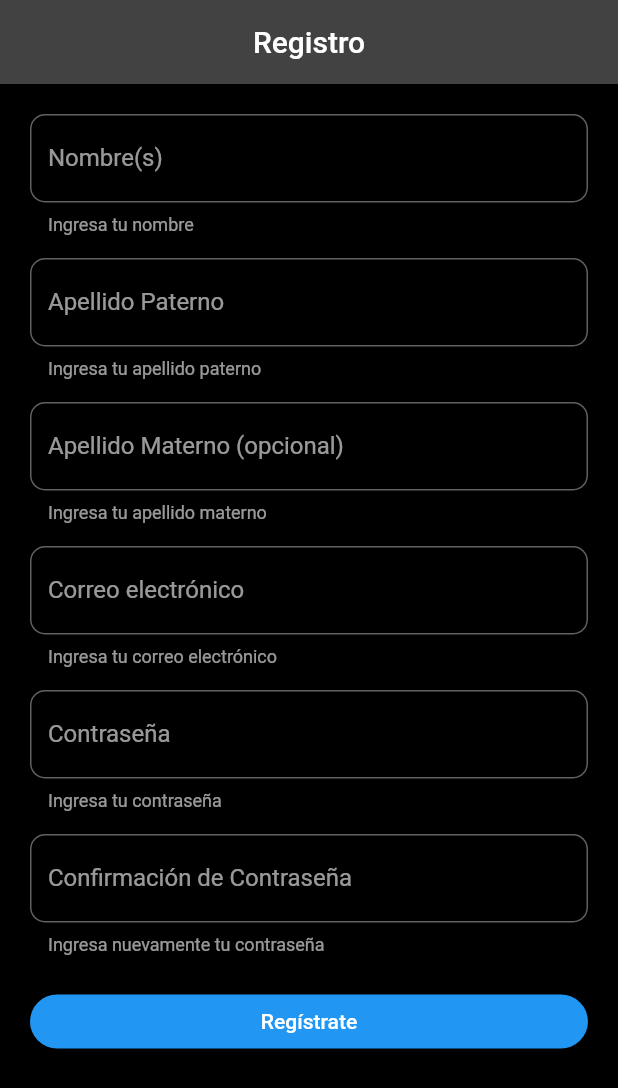
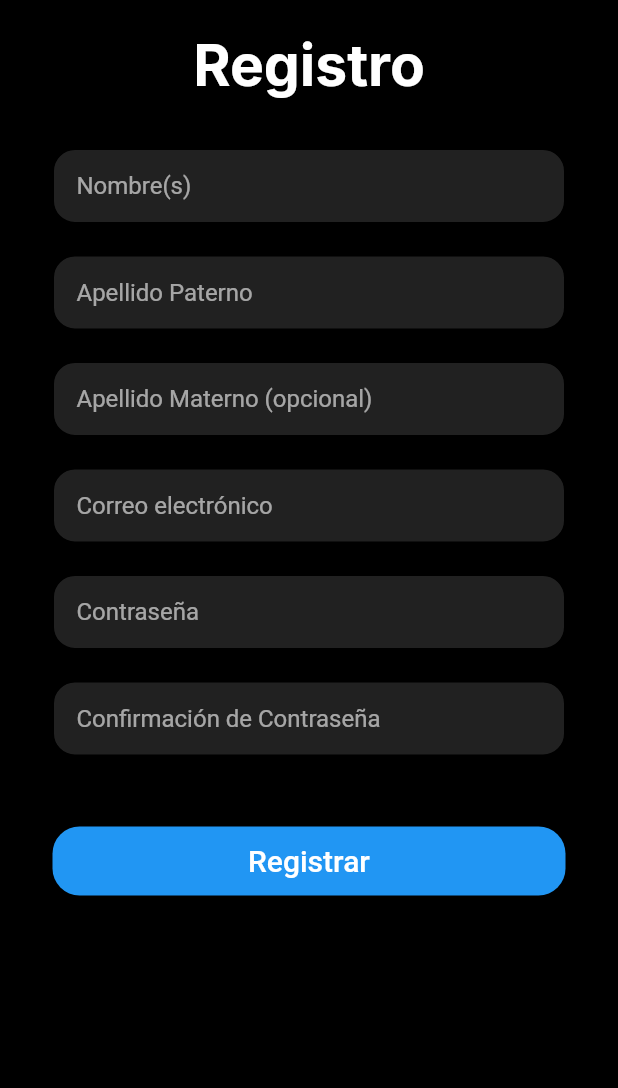
Before and after one commit to imarivero/timescom, a Flutter app: the screen it shows after launch, on a phone screen of 412 x 824 dp. Shown: the top 1088 px of the screen. Run offline on Flutter 3.47's test engine with Material 2 defaults, Android fonts, the phone set to English and light mode, and no system bars; our stand-ins replace google_fonts, quickalert.

Commit message:
Pantalla de registro con estilos de mockups y alerta de confirmacion, aun no valida los datos

```diff
--- /dev/null
+++ b/lib/models/alumno.dart
@@ -0,0 +1,21 @@
+class Alumno{
+
+  String nombre = '';
+  String apellidoPaterno = '';
+  String apellidoMaterno = '';
+  String correo = '';
+  String password = '';
+
+  registrar(){
+    print('Usuario registrado exitosamente');
+  }
+
+  actualizar(){
+    print('Usuario actualizado exitosamente');
+  }
+
+  verificar(){
+    print('Usuario verificado exitosamente');
+  }
+
+}
--- a/lib/screens/registro_alumno.dart
+++ b/lib/screens/registro_alumno.dart
@@ -1,5 +1,8 @@
 import 'package:flutter/material.dart';
-import 'package:timescom/widgets/custom_input_field.dart';
+import 'package:google_fonts/google_fonts.dart';
+import 'package:quickalert/quickalert.dart';
+import 'package:timescom/models/alumno.dart';
+import 'package:timescom/widgets/custom_input_text_field.dart';
 
 class RegistroAlumnoScreen extends StatelessWidget {
 
@@ -8,7 +11,8 @@ class RegistroAlumnoScreen extends StatelessWidget {
   @override
   Widget build(BuildContext context) {
 
-    final GlobalKey<FormState> myFormKey = GlobalKey();
+    final GlobalKey myFormKey = GlobalKey<FormState>();
+    final _alumno = Alumno();
 
     final Map<String, String> formValues = {
       'nombre': 'Omar Imanol',
@@ -18,59 +22,62 @@ class RegistroAlumnoScreen extends StatelessWidget {
       'password'  : '123',
     };
 
+
     return Scaffold(
-      appBar: AppBar(
-        title: const Text('Registro'),
-        centerTitle: true,
-      ),
-      body: SingleChildScrollView(
-        child: Padding(
+      body: SafeArea(
+        child: Container(
           padding: const EdgeInsets.symmetric(horizontal: 20, vertical: 20),
           child: Form(
             key: myFormKey,
             child: Column(
+              crossAxisAlignment: CrossAxisAlignment.stretch,
               children: [
 
-                CustomInputField(
-                  labelText: 'Nombre(s)',
-                  helperText: 'Ingresa tu nombre',
+                Center(
+                  child: Text('Registro',
+                   style: GoogleFonts.inter(
+                    fontSize: 38,
+                    fontWeight: FontWeight.bold,)
+                  ),
+                ),
+
+                const SizedBox(height: 30,),
+
+                CustomInputTextField(
+                  hintText: 'Nombre(s)',
                   formProperty: 'nombre',
                   formValues: formValues,
                 ),
 
                 const SizedBox(height: 15,),
 
-                CustomInputField(
-                  labelText: 'Apellido Paterno',
-                  helperText: 'Ingresa tu apellido paterno',
-                  formProperty: 'apellido_paterno',
+                CustomInputTextField(
+                  hintText: 'Apellido Paterno',
+                  formProperty: 'apellidoPaterno',
                   formValues: formValues,
                 ),
 
                 const SizedBox(height: 15,),
 
-                CustomInputField(
-                  labelText: 'Apellido Materno (opcional)',
-                  helperText: 'Ingresa tu apellido materno',
-                  formProperty: 'apellido_materno',
+                CustomInputTextField(
+                  hintText: 'Apellido Materno (opcional)',
+                  formProperty: 'apellidoMaterno',
                   formValues: formValues,
                 ),
 
                 const SizedBox(height: 15,),
 
-                CustomInputField(
-                  labelText: 'Correo electrónico',
-                  helperText: 'Ingresa tu correo electrónico',
+                CustomInputTextField(
+                  hintText: 'Correo electrónico',
                   keyboardType: TextInputType.emailAddress,
-                  formProperty: 'email',
+                  formProperty: 'correo',
                   formValues: formValues,
                 ),
 
                 const SizedBox(height: 15,),
 
-                CustomInputField(
-                    labelText: 'Contraseña',
-                    helperText: 'Ingresa tu contraseña',
+                CustomInputTextField(
+                    hintText: 'Contraseña',
                     obscureText: true,
                     formProperty: 'password',
                     formValues: formValues,
@@ -78,31 +85,40 @@ class RegistroAlumnoScreen extends StatelessWidget {
 
                   const SizedBox(height: 15,),
 
-                  CustomInputField(
-                    labelText: 'Confirmación de Contraseña',
-                    helperText: 'Ingresa nuevamente tu contraseña',
+                  CustomInputTextField(
+                    hintText: 'Confirmación de Contraseña',
                     obscureText: true,
                     formProperty: 'password_check',
                     formValues: formValues,
                   ),
 
-                  const SizedBox(height: 20,),
+                  const SizedBox(height: 40,),
 
-                  ElevatedButton(
-                    onPressed: () {
-                      // Al presionar guardar, se esconde el teclado
-                      FocusScope.of(context).requestFocus(FocusNode());
+                  Padding(
+                    padding: const EdgeInsets.symmetric(horizontal: 15, vertical: 3),
+                    child: ElevatedButton(
 
-                      if(!myFormKey.currentState!.validate()){
-                        print('Formulario no valido');
-                        return;
-                      }
+                      onPressed: () async {
+                        // Al presionar guardar, se esconde el teclado
+                        FocusScope.of(context).requestFocus(FocusNode());
+                        print(formValues);
+                        // if(!myFormKey.currentState!.validate()){
+                        //   print('Formulario no valido');
+                        //   return;
+                        // }
 
-                      print(formValues);
-                    },
-                    child: const SizedBox(
-                      child: Center(child: Text('Regístrate')),
-                    )
+                        QuickAlert.show(
+                          context: context,
+                          title: 'Registro exitoso',
+                          type: QuickAlertType.success,
+                          text: 'Ya solo debes iniciar sesion con tu nueva cuenta 😎',
+                          confirmBtnText: 'Continuar',
+                        );
+
+
+                      },
+                      child: const Text('Registrar', style: TextStyle(fontSize: 20),),
+                    ),
                   )
               ],
             ),
--- a/lib/screens/screens.dart
+++ b/lib/screens/screens.dart
@@ -1 +1,3 @@
+// Archivo barrel de exportacion de archivos en /screen
+
 export 'package:timescom/screens/registro_alumno.dart';
--- a/lib/theme/app_theme.dart
+++ b/lib/theme/app_theme.dart
@@ -12,11 +12,11 @@ class AppTheme{
     // Elevated Button
     elevatedButtonTheme: ElevatedButtonThemeData(
       style: ElevatedButton.styleFrom(
-        primary: primary,
         shape:  RoundedRectangleBorder(
           borderRadius: BorderRadius.circular(18),
         ),
-        elevation: 0
+        elevation: 0,
+        minimumSize: const Size(240.0, 46.0)
       )
     ),
 
--- a/lib/widgets/custom_input_field.dart
+++ /dev/null
@@ -1,57 +0,0 @@
-import 'package:flutter/material.dart';
-
-class CustomInputField extends StatelessWidget {
-
-  final String? hintText;
-  final String? labelText;
-  final String? helperText;
-  final IconData? icon;
-  final IconData? suffixIcon;
-  final TextInputType? keyboardType;
-  final bool? obscureText;
-  final String formProperty;
-  final Map<String, String> formValues;
-
-  const CustomInputField({
-    Key? key,
-    this.hintText,
-    this.labelText,
-    this.helperText,
-    this.icon,
-    this.suffixIcon,
-    this.keyboardType,
-    this.obscureText,
-    required this.formProperty,
-    required this.formValues,
-  }) : super(key: key);
-
-  @override
-  Widget build(BuildContext context) {
-    return TextFormField(
-      autofocus: false,
-      textCapitalization: TextCapitalization.words,
-      keyboardType: keyboardType,
-      onChanged: (value) {
-        formValues[formProperty] = value;
-      },
-      validator: (value) {
-        if(value == '') {
-          return 'Hola Mundo';
-        }
-        return null;
-      },
-      obscureText: obscureText == null ? false : true,
-      autovalidateMode: AutovalidateMode.onUserInteraction,
-      decoration: InputDecoration(
-        hintText: hintText,
-        labelText: labelText,
-        helperText: helperText,
-        border: const OutlineInputBorder(
-          borderRadius: BorderRadius.all(Radius.circular(10))
-        ),
-        suffixIcon: suffixIcon == null ? null : Icon(suffixIcon),
-        icon: icon == null ? null : Icon(icon),
-      ),
-    );
-  }
-}
--- /dev/null
+++ b/lib/widgets/custom_input_text_field.dart
@@ -0,0 +1,109 @@
+import 'package:flutter/material.dart';
+
+class CustomInputTextField extends StatelessWidget {
+
+  final String? hintText;
+  final String? labelText;
+  final String? helperText;
+  final IconData? icon;
+  final IconData? suffixIcon;
+  final TextInputType? keyboardType;
+  final bool? obscureText;
+  final String formProperty;
+  final Map<String, String> formValues;
+
+  const CustomInputTextField({
+    Key? key,
+    this.hintText,
+    this.labelText,
+    this.helperText,
+    this.icon,
+    this.suffixIcon,
+    this.keyboardType,
+    this.obscureText,
+    required this.formProperty,
+    required this.formValues,
+  }) : super(key: key);
+
+  @override
+  Widget build(BuildContext context) {
+    return Padding(
+      padding: const EdgeInsets.symmetric(horizontal: 15, vertical: 3),
+      child: Container(
+        decoration: BoxDecoration(
+          color: Colors.grey.shade900,
+          border: Border.all(color: Colors.black,),
+          borderRadius: BorderRadius.circular(15)
+        ),
+        child: Padding(
+          padding: const EdgeInsets.only(left: 15.0),
+          child: TextFormFieldMod(
+            keyboardType: keyboardType,
+            formValues: formValues,
+            formProperty: formProperty,
+            obscureText: obscureText,
+            hintText: hintText,
+            labelText: labelText,
+            helperText: helperText,
+            suffixIcon: suffixIcon,
+            icon: icon
+          ),
+        ),
+      ),
+    );
+  }
+}
+
+
+class TextFormFieldMod extends StatelessWidget {
+  const TextFormFieldMod({
+    Key? key,
+    required this.keyboardType,
+    required this.formValues,
+    required this.formProperty,
+    required this.obscureText,
+    required this.hintText,
+    required this.labelText,
+    required this.helperText,
+    required this.suffixIcon,
+    required this.icon,
+  }) : super(key: key);
+
+  final TextInputType? keyboardType;
+  final Map<String, String> formValues;
+  final String formProperty;
+  final bool? obscureText;
+  final String? hintText;
+  final String? labelText;
+  final String? helperText;
+  final IconData? suffixIcon;
+  final IconData? icon;
+
+  @override
+  Widget build(BuildContext context) {
+    return TextFormField(
+      autofocus: false,
+      textCapitalization: TextCapitalization.words,
+      keyboardType: keyboardType,
+      onChanged: (value) {
+        formValues[formProperty] = value;
+      },
+      validator: (value) {
+        if(value == '') {
+          return 'Hola Mundo';
+        }
+        return null;
+      },
+      obscureText: obscureText == null ? false : true,
+      autovalidateMode: AutovalidateMode.onUserInteraction,
+      decoration: InputDecoration(
+        hintText: hintText,
+        labelText: labelText,
+        helperText: helperText,
+        border: InputBorder.none,
+        suffixIcon: suffixIcon == null ? null : Icon(suffixIcon),
+        icon: icon == null ? null : Icon(icon),
+      ),
+    );
+  }
+}
--- a/pubspec.yaml
+++ b/pubspec.yaml
@@ -34,6 +34,8 @@ dependencies:
   # The following adds the Cupertino Icons font to your application.
   # Use with the CupertinoIcons class for iOS style icons.
   cupertino_icons: ^1.0.2
+  google_fonts: ^3.0.1
+  quickalert: ^1.0.0
 
 dev_dependencies:
   flutter_test:
```
Also changed, not shown: pubspec.lock, 11 other files.
